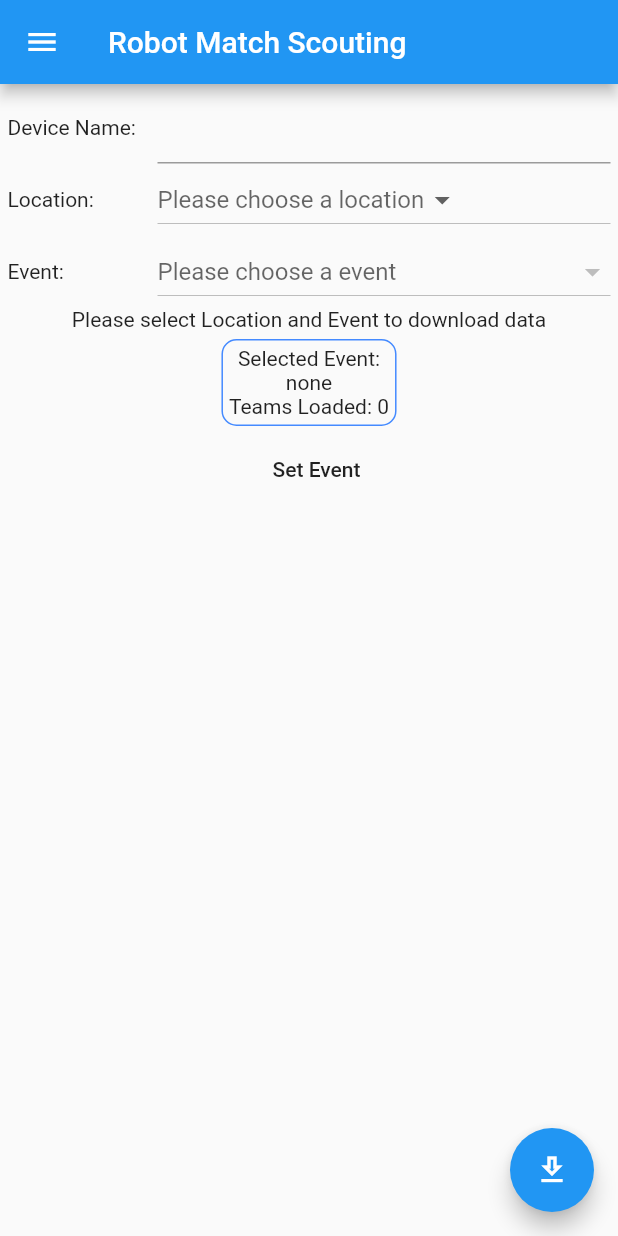
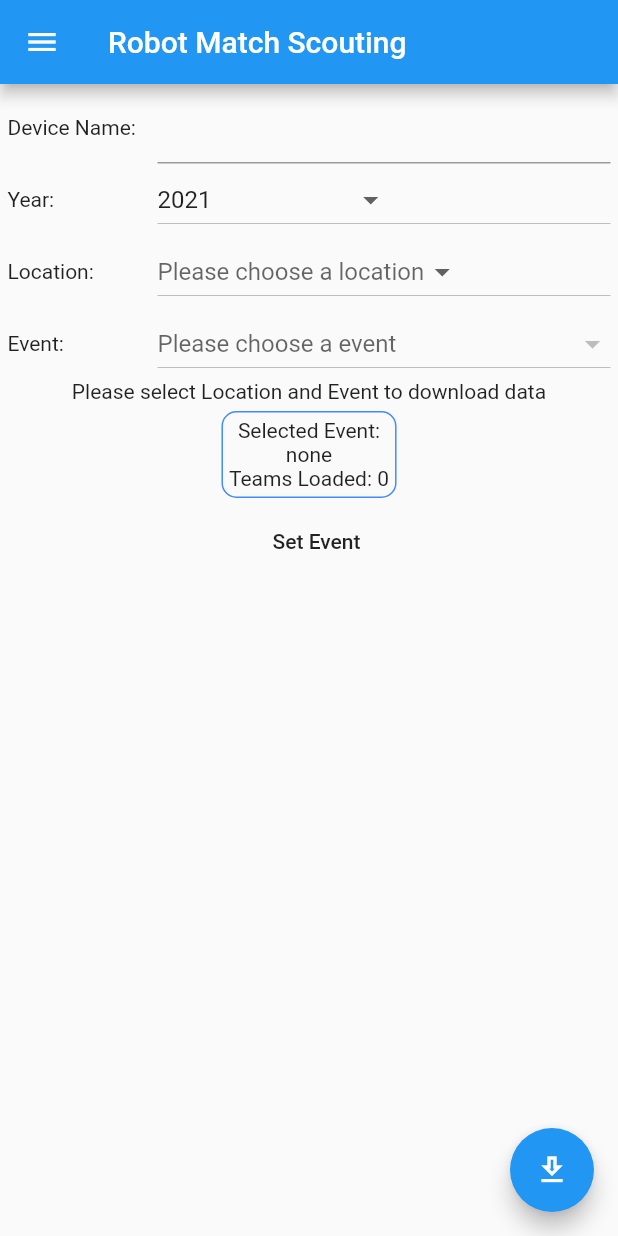
Before and after one commit to amaybz/projectb, a Flutter app: the screen it shows after launch, on a phone screen of 412 x 824 dp. Run offline on Flutter 3.47's test engine with Material 2 defaults, Android fonts, the phone set to English and light mode, and no system bars; our stand-ins replace google_sign_in, permission_handler, qr_flutter, shared_preferences, sqflite; missing offline and left inert: googleapis, loading_gifs; accounts and stored records are empty; network calls fail.

Commit message:
added Year Selection

```diff
--- a/lib/main.dart
+++ b/lib/main.dart
@@ -51,16 +51,22 @@ class _MyHomePageState extends State<MyHomePage> {
   String _downloadingText = "Please select Location and Event to download data";
 
   String locationDropDown;
+  String selectedYear = "2021";
   final List<String> _locations = [
-    //'Australia',
+    'Australia',
     'Canada',
     'China',
-    //'Chinese Taipei',
-    //'Israel',
+    'Chinese Taipei',
+    'Israel',
     'Mexico',
-    //'Taiwan',
-    //'Turkey',
+    'Taiwan',
+    'Turkey',
     'USA',
+  ];
+
+  final List<String> _year = [
+    '2020',
+    '2021'
   ];
 
   //used to store all events from API
@@ -80,7 +86,7 @@ class _MyHomePageState extends State<MyHomePage> {
   void initState() {
     super.initState();
     //get events from API
-    updateEventsFromAPI();
+    updateEventsFromAPI(selectedYear);
     //update device name from local db
     getDeviceName();
     setLocalEvent();
@@ -129,7 +135,7 @@ class _MyHomePageState extends State<MyHomePage> {
     //Update current Device Name
     updateDeviceName();
     //update Events from API
-    await updateEventsFromAPI();
+    await updateEventsFromAPI(selectedYear);
     //update teams if event is selected
     if (selectedEvent.key != null) {
       await getEventTeamsFromAPI(selectedEvent.key);
@@ -164,11 +170,11 @@ class _MyHomePageState extends State<MyHomePage> {
     }
   }
 
-  Future<void> updateEventsFromAPI() async {
+  Future<void> updateEventsFromAPI(String year) async {
     //print(await localDB.listEvents());
     //print(await localDB.listScoringData());
     //gets all events from API
-    allEvents = await webAPI.getEventsByYear(2021);
+    allEvents = await webAPI.getEventsByYear(year);
 
     //setEventItems();
   }
@@ -220,7 +226,7 @@ class _MyHomePageState extends State<MyHomePage> {
     });
     //get events based on location
     if (allEvents == null) {
-      updateEventsFromAPI();
+      updateEventsFromAPI(selectedYear);
     }
     eventsForLocation =
         allEvents.where((i) => i.country == locationDropDown).toList();
@@ -316,6 +322,34 @@ class _MyHomePageState extends State<MyHomePage> {
                     Expanded(
                       child: TextField(
                         controller: _txtDeviceName,
+                      ),
+                    ),
+                  ]),
+              Row(
+                  mainAxisAlignment: MainAxisAlignment.start,
+                  children: <Widget>[
+                    SizedBox(
+                      width: 100,
+                      child: Text("Year: "),
+                    ),
+                    Expanded(
+                      child: DropdownButton<String>(
+                        hint: Text('Please select Year'),
+                        value: selectedYear,
+                        onChanged: (String newValue) {
+                          setState(() {
+                            selectedYear = newValue;
+                            locationDropDown = null;
+                            selectedEvent = null;
+                          });
+                          updateEventsFromAPI(selectedYear);
+                        },
+                        items: _year.map((location) {
+                          return DropdownMenuItem(
+                            child: new Text(location),
+                            value: location,
+                          );
+                        }).toList(),
                       ),
                     ),
                   ]),
--- a/lib/webapi.dart
+++ b/lib/webapi.dart
@@ -9,7 +9,7 @@ class WebAPI {
       "k9w9nJeu045mBGHOIQNIN5mL9Uii2QK6nanQdsMDvMfuMcenbxL6nL4X6cNeW0lb";
   final String strAPILink = "https://www.thebluealliance.com/api/v3/";
 
-  Future<List<EventData>> getEventsByYear(int year) async {
+  Future<List<EventData>> getEventsByYear(String year) async {
     List<EventData> events;
     var headers = {'X-TBA-Auth-Key': strAPIKey};
     var request = http.Request(
```
